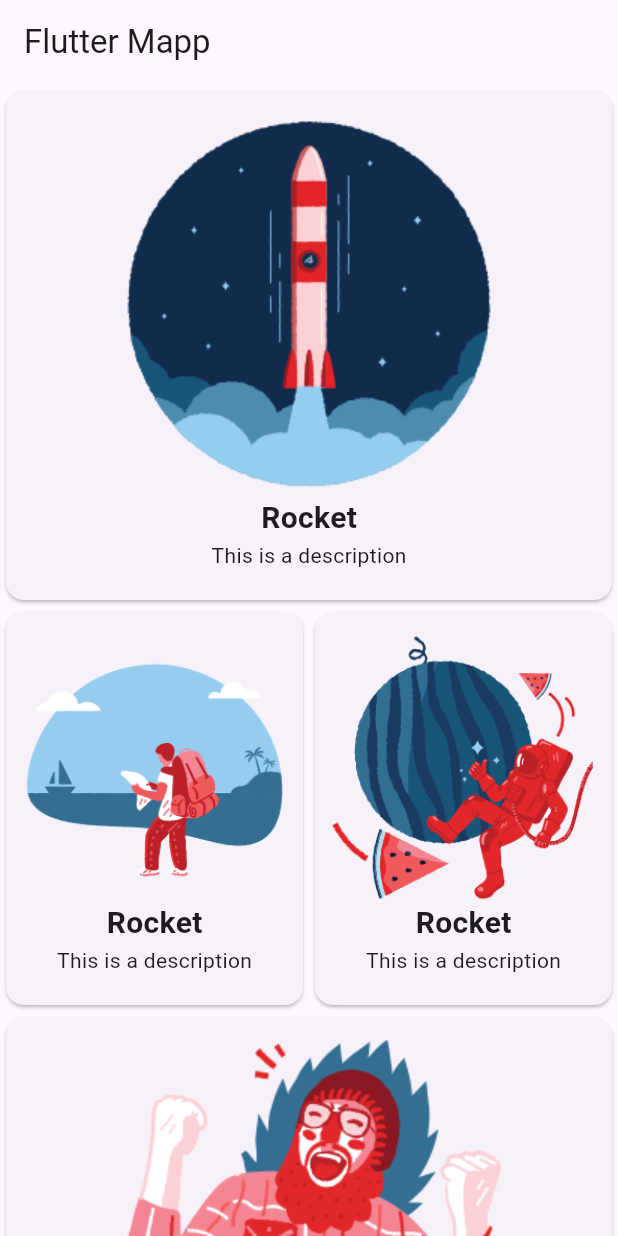
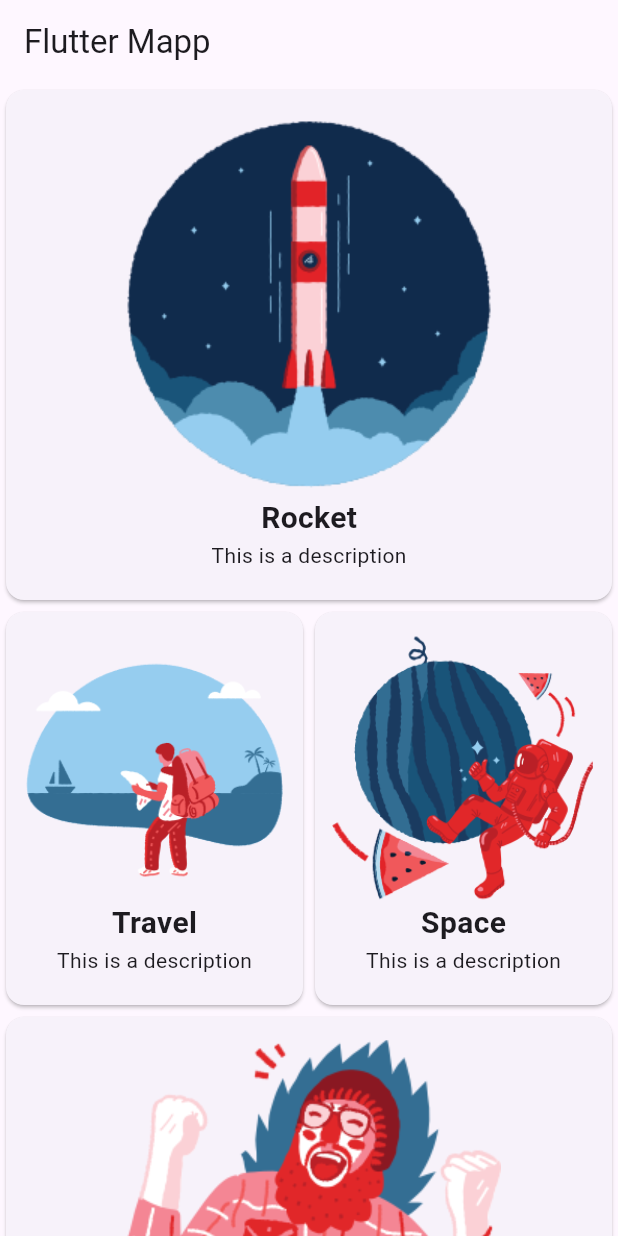
Before and after one commit to 00ZRHun/Flutter_Crash_Course, a Flutter app: the screen it shows after launch, on a phone screen of 412 x 824 dp. Run offline on Flutter 3.47's test engine with Material 2 defaults, Android fonts, the phone set to English and light mode, and no system bars.

Commit message:
create class

```diff
--- /dev/null
+++ b/lib/class/item_class.dart
@@ -0,0 +1,8 @@
+class ItemClass {
+  ItemClass({
+    required this.title,
+    required this.imagePath,
+  });
+  String title;
+  String imagePath;
+}
--- a/lib/pages/home_page.dart
+++ b/lib/pages/home_page.dart
@@ -1,4 +1,5 @@
 import 'package:flutter/material.dart';
+import 'package:flutter_youtube/class/item_class.dart';
 import 'package:flutter_youtube/widget/card_widget.dart';
 
 class HomePage extends StatelessWidget {
@@ -13,30 +14,34 @@ class HomePage extends StatelessWidget {
       body: SingleChildScrollView(
         child: Column(
           children: [
-            const CardWidget(
+            CardWidget(
+                box: ItemClass(
               title: 'Rocket',
               imagePath: 'images/rocket.png',
-            ),
+            )),
             Row(
-              children: const [
+              children: [
                 Expanded(
                   child: CardWidget(
-                    title: 'Rocket',
+                      box: ItemClass(
+                    title: 'Travel',
                     imagePath: 'images/travel.png',
-                  ),
+                  )),
                 ),
                 Expanded(
                   child: CardWidget(
-                    title: 'Rocket',
+                      box: ItemClass(
+                    title: 'Space',
                     imagePath: 'images/space.png',
-                  ),
+                  )),
                 ),
               ],
             ),
-            const CardWidget(
-              title: 'Rocket',
+            CardWidget(
+                box: ItemClass(
+              title: 'Yeah',
               imagePath: 'images/yeah.png',
-            ),
+            )),
           ],
         ),
       ),
--- a/lib/widget/card_widget.dart
+++ b/lib/widget/card_widget.dart
@@ -1,15 +1,13 @@
 import 'package:flutter/material.dart';
+import 'package:flutter_youtube/class/item_class.dart';
 import 'package:flutter_youtube/core/constant.dart';
 
 class CardWidget extends StatelessWidget {
   const CardWidget({
     super.key,
-    required this.title,
-    required this.imagePath,
+    required this.box,
   });
-
-  final String title;
-  final String imagePath;
+  final ItemClass box;
 
   @override
   Widget build(BuildContext context) {
@@ -21,9 +19,9 @@ class CardWidget extends StatelessWidget {
         child: Column(
           children: [
             const SizedBox(height: kDouble5),
-            Image.asset(imagePath),
+            Image.asset(box.imagePath),
             Text(
-              title,
+              box.title,
               style: const TextStyle(
                 fontSize: kDouble20,
                 fontWeight: FontWeight.bold,
```
